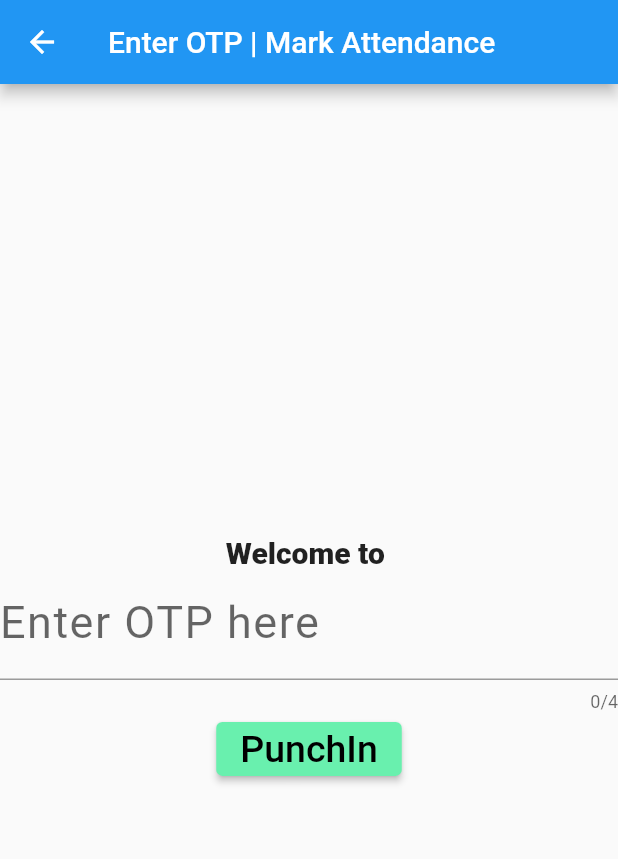
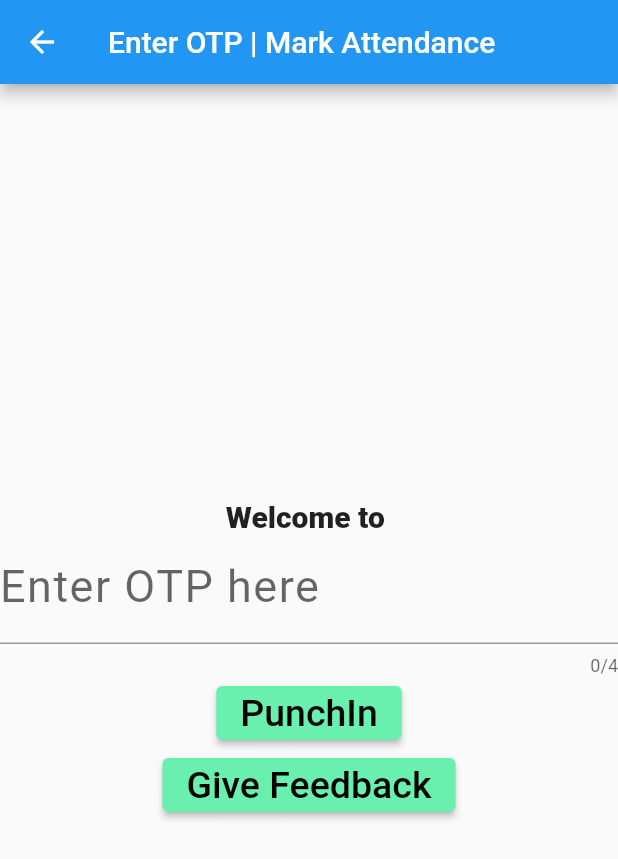
Before and after one commit to Being-Altruistic/AttendanceSystem_Flutter-main, a Flutter app: the OtpForm screen opened directly with empty values, on a phone screen of 412 x 824 dp. Shown: the top 859 px of the screen. Run offline on Flutter 3.47's test engine with Material 2 defaults, Android fonts, the light colour scheme and no system bars; our stand-ins replace fluttertoast, shared_preferences; missing offline and left inert: dart:ffi, otp; accounts and stored records are empty.

Commit message:
upadted Otpform file

```diff
--- a/lib/otpform.dart
+++ b/lib/otpform.dart
@@ -94,13 +94,21 @@ class _OtpFormState extends State<OtpForm> {
                       MaterialStateProperty.all<Color>(Colors.greenAccent)),
               onPressed: () {
                 verifyOtp();
-
+              },
+              child: Text('PunchIn', style: TextStyle(fontSize: 25))),
+          ElevatedButton(
+              style: ButtonStyle(
+                  foregroundColor:
+                      MaterialStateProperty.all<Color>(Colors.black),
+                  backgroundColor:
+                      MaterialStateProperty.all<Color>(Colors.greenAccent)),
+              onPressed: () {
                 Navigator.of(context).push(MaterialPageRoute(
                   // Passing CLASSROOM NAME to the OtpForm.dart file.
                   builder: (context) => FeedbackForm(value: widget.value),
                 ));
               },
-              child: Text('PunchIn', style: TextStyle(fontSize: 25)))
+              child: Text('Give Feedback', style: TextStyle(fontSize: 25)))
         ],
       )),
     );
```
Also changed, not shown: lib/sample.dart (deleted, +0 -18 lines).
